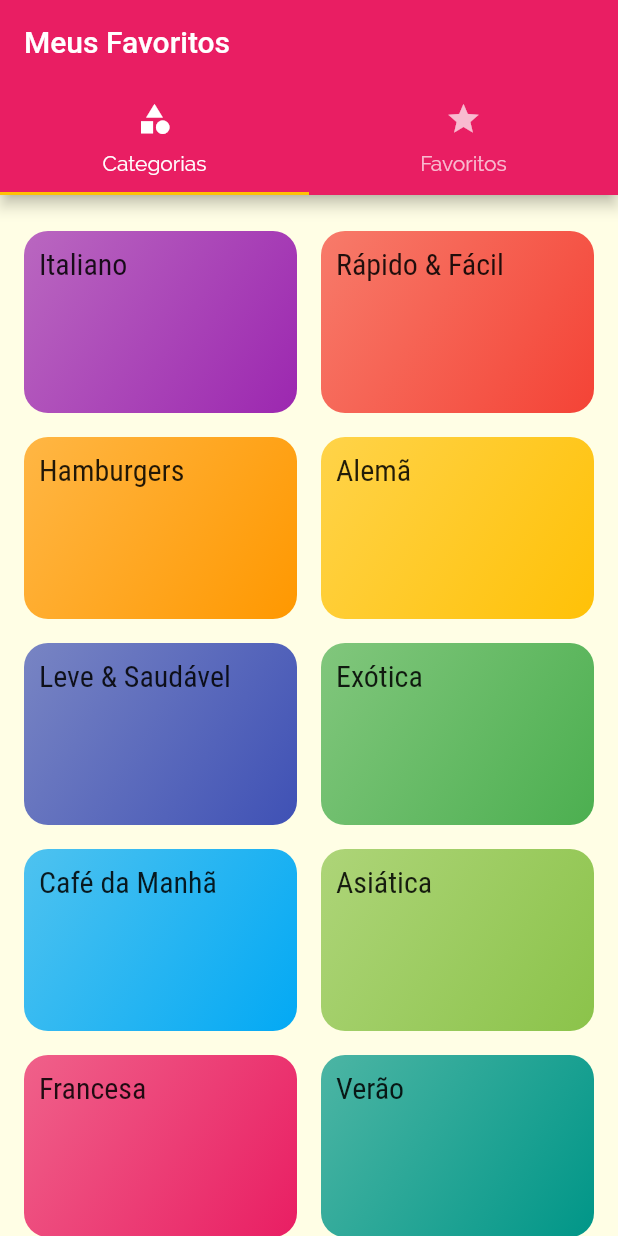
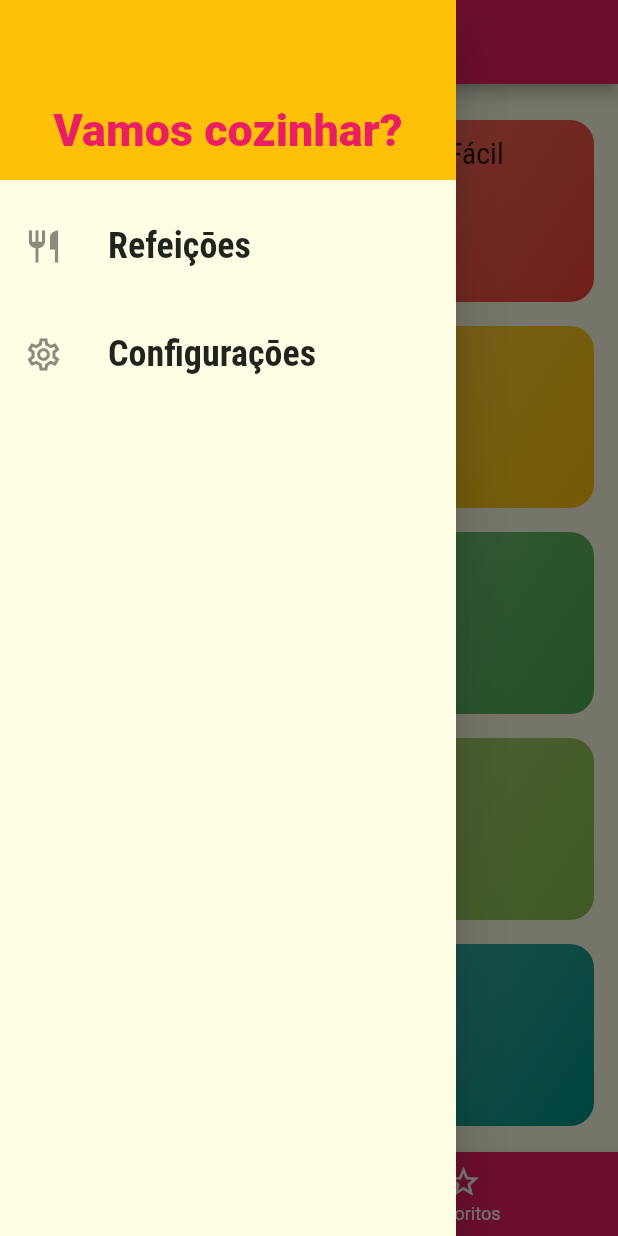
Before and after one commit to andreicampigotto/meals, a Flutter app: the screen it shows after launch, with the side drawer open (before the commit the screen has no drawer), on a phone screen of 412 x 824 dp. Run offline on Flutter 3.47's test engine with Material 2 defaults, Android fonts, the phone set to English and light mode, and no system bars; missing offline and left inert: dart:ffi.

Commit message:
Created drawer

```diff
--- a/lib/main.dart
+++ b/lib/main.dart
@@ -1,9 +1,9 @@
 import 'package:flutter/material.dart';
-import './screens/categories_screen.dart';
+import './screens/settings_screen.dart';
 import './screens/categories_meals_screen.dart';
 import './utils/app_routes.dart';
 import './screens/meal_detail_screen.dart';
-import './screens/tabs_screen.dart';
+import 'screens/tab_screen.dart';
 
 void main() => runApp(MyApp());
 
@@ -32,6 +32,7 @@ class MyApp extends StatelessWidget {
         AppRoutes.HOME: (ctx) => const TabsScreen(),
         AppRoutes.CATEGORY_MEALS: (ctx) => const CategoriesMealsScreen(),
         AppRoutes.MEAL_DETAIL: (ctx) => const MealDetailScreen(),
+        AppRoutes.SETTINGS: (ctx) => const SettingsScreen(),
       },
     );
   }
--- a/lib/screens/meal_detail_screen.dart
+++ b/lib/screens/meal_detail_screen.dart
@@ -1,5 +1,3 @@
-import 'dart:js_util';
-
 import 'package:flutter/material.dart';
 import '../models/meal.dart';
 
--- /dev/null
+++ b/lib/screens/settings_screen.dart
@@ -0,0 +1,18 @@
+import 'package:flutter/material.dart';
+import 'package:flutter/widgets.dart';
+
+class SettingsScreen extends StatelessWidget {
+  const SettingsScreen({super.key});
+
+  @override
+  Widget build(BuildContext context) {
+    return Scaffold(
+      appBar: AppBar(
+        title: Text('Configuraçōes'),
+      ),
+      body: Center(
+        child: Text('Configuraçōes'),
+      ),
+    );
+  }
+}
--- /dev/null
+++ b/lib/screens/tab_screen.dart
@@ -0,0 +1,55 @@
+import 'package:flutter/material.dart';
+import './categories_screen.dart';
+import 'favorite_screen.dart';
+import '../widgets/main_drawer.dart';
+
+class TabsScreen extends StatefulWidget {
+  const TabsScreen({super.key});
+
+  @override
+  State<TabsScreen> createState() => _TabsScreenState();
+}
+
+class _TabsScreenState extends State<TabsScreen> {
+  int _selectedScreenIndex = 0;
+  final List<Map<String, Object>> _screens = [
+    {'title': 'Categorias', 'screen': CategoriesScreen()},
+    {'title': 'Favoritos', 'screen': FavoriteScreen()},
+  ];
+
+  _selectedScreen(int index) {
+    setState(() {
+      _selectedScreenIndex = index;
+    });
+  }
+
+  @override
+  Widget build(BuildContext context) {
+    return Scaffold(
+      appBar: AppBar(
+        title: Text(
+          _screens[_selectedScreenIndex]['title'] as String,
+        ),
+      ),
+      drawer: MainDrawer(),
+      body: _screens[_selectedScreenIndex]['screen'] as Widget,
+      bottomNavigationBar: BottomNavigationBar(
+          onTap: _selectedScreen,
+          backgroundColor: Theme.of(context).primaryColor,
+          unselectedItemColor: Colors.white,
+          selectedItemColor: Theme.of(context).accentColor,
+          currentIndex: _selectedScreenIndex,
+          type: BottomNavigationBarType.fixed,
+          items: [
+            BottomNavigationBarItem(
+              icon: Icon(Icons.category_outlined),
+              label: 'Categorias',
+            ),
+            BottomNavigationBarItem(
+              icon: Icon(Icons.star_border_outlined),
+              label: 'Favoritos',
+            )
+          ]),
+    );
+  }
+}
--- a/lib/screens/tabs_screen.dart
+++ /dev/null
@@ -1,35 +0,0 @@
-import 'package:flutter/material.dart';
-import './categories_screen.dart';
-import 'favorite_screen.dart';
-
-class TabsScreen extends StatelessWidget {
-  const TabsScreen({super.key});
-
-  @override
-  Widget build(BuildContext context) {
-    return DefaultTabController(
-      length: 2,
-      child: Scaffold(
-        appBar: AppBar(
-          title: Text('Meus Favoritos'),
-          bottom: TabBar(tabs: [
-            Tab(
-              icon: Icon(Icons.category),
-              text: 'Categorias',
-            ),
-            Tab(
-              icon: Icon(Icons.star),
-              text: 'Favoritos',
-            ),
-          ]),
-        ),
-        body: TabBarView(
-          children: [
-            CategoriesScreen(),
-            FavoriteScreen(),
-          ],
-        ),
-      ),
-    );
-  }
-}
--- a/lib/utils/app_routes.dart
+++ b/lib/utils/app_routes.dart
@@ -2,4 +2,5 @@ class AppRoutes {
   static const HOME = '/';
   static const CATEGORY_MEALS = '/cotegories-meals';
   static const MEAL_DETAIL = '/meal-detail';
+  static const SETTINGS = '/settings';
 }
--- /dev/null
+++ b/lib/widgets/main_drawer.dart
@@ -0,0 +1,61 @@
+import 'package:flutter/material.dart';
+import '../utils/app_routes.dart';
+
+class MainDrawer extends StatelessWidget {
+  const MainDrawer({super.key});
+
+  Widget _createItem(IconData icon, String label, Function onTap) {
+    return ListTile(
+      leading: Icon(
+        icon,
+        size: 26,
+      ),
+      title: Text(
+        label,
+        style: TextStyle(
+          fontFamily: 'RobotoCondensed',
+          fontSize: 24,
+          fontWeight: FontWeight.bold,
+        ),
+      ),
+      onTap: () {},
+    );
+  }
+
+  @override
+  Widget build(BuildContext context) {
+    return Drawer(
+      child: Column(
+        children: [
+          Container(
+            height: 120,
+            width: double.infinity,
+            padding: EdgeInsets.all(16),
+            color: Theme.of(context).accentColor,
+            alignment: Alignment.bottomCenter,
+            child: Text(
+              'Vamos cozinhar?',
+              style: TextStyle(
+                fontWeight: FontWeight.w900,
+                fontSize: 30,
+                color: Theme.of(context).primaryColor,
+              ),
+            ),
+          ),
+          SizedBox(height: 16),
+          _createItem(
+            Icons.restaurant_outlined,
+            'Refeiçōes',
+            () => Navigator.of(context).pushNamed(AppRoutes.HOME),
+          ),
+          SizedBox(height: 16),
+          _createItem(
+            Icons.settings_outlined,
+            'Configuraçōes',
+            () => Navigator.of(context).pushNamed(AppRoutes.SETTINGS),
+          ),
+        ],
+      ),
+    );
+  }
+}
```
